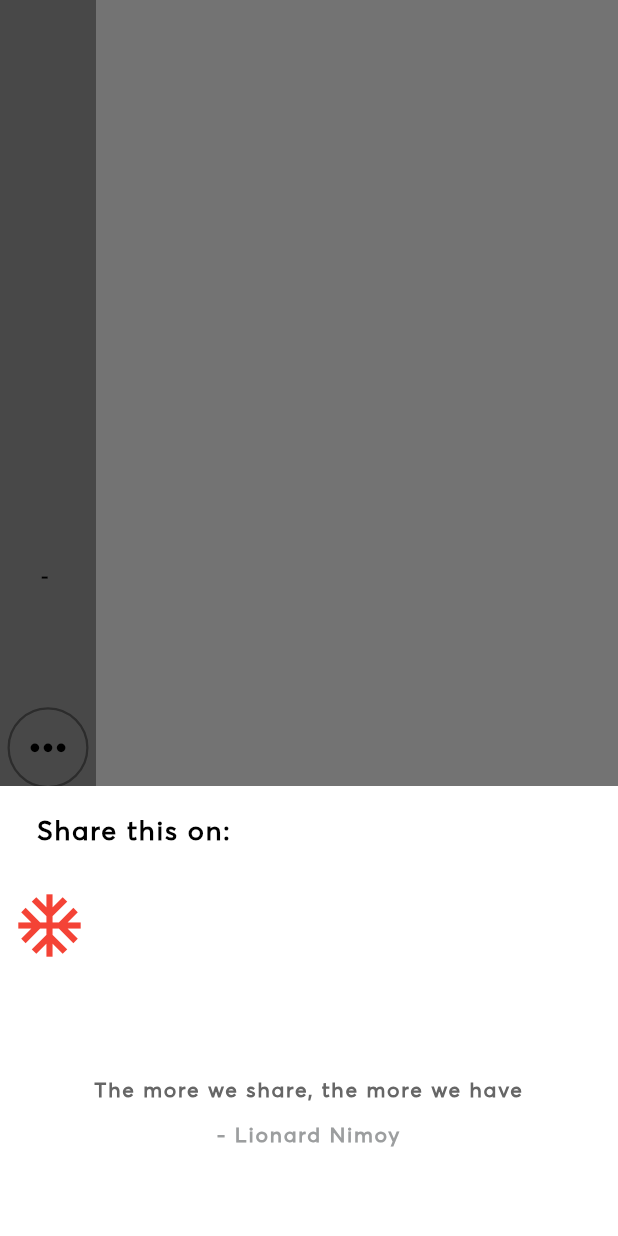
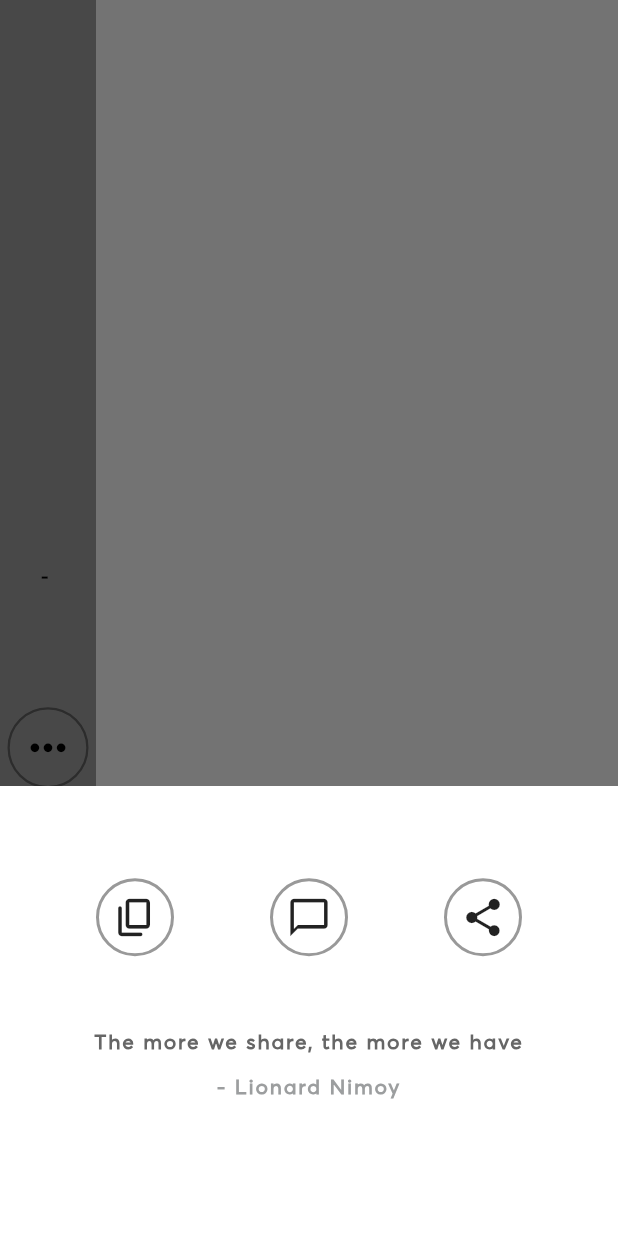
Before and after one commit to ijaspreetsinghh/QuoteGenerator, a Flutter app: the MainContentViewBuilder widget shown alone on an empty page, opened directly with empty values, after a tap on the "keyboard control" icon, on a phone screen of 412 x 824 dp. Run offline on Flutter 3.47's test engine with Material 2 defaults, Android fonts, the phone set to English and light mode, and no system bars; missing offline and left inert: social_share; network calls fail.

Commit message:
successfully added sharing module, now its monetization time #LOL

```diff
--- a/lib/components.dart
+++ b/lib/components.dart
@@ -72,6 +72,7 @@ class MainContentViewBuilder extends StatefulWidget {
 
 class _MainContentViewBuilderState extends State<MainContentViewBuilder> {
   void _modalBottomSheetMenu() {
+    String _sharableContent = '"${widget.content}"\nBy - ${widget.author}';
     showModalBottomSheet(
         context: context,
         builder: (builder) {
@@ -82,32 +83,69 @@ class _MainContentViewBuilderState extends State<MainContentViewBuilder> {
               ),
               child: Column(
                 crossAxisAlignment: CrossAxisAlignment.stretch,
+                mainAxisAlignment: MainAxisAlignment.center,
+                children: [
+                  // Container(
+                  //   padding: EdgeInsets.symmetric(
+                  //       horizontal: kHPadding * 1.5, vertical: kVPadding * 2),
+                  //   child: Text(
+                  //     'Share this on:',
+                  //     style: kAvertaTextStyle.copyWith(color: kPrimaryColor),
+                  //   ),
+                  // ),
+                  SizedBox(
+                    height: kVPadding * 3,
+                  ),
+                  Row(
+                    mainAxisAlignment: MainAxisAlignment.spaceEvenly,
                     children: [
                       Container(
-                    padding: EdgeInsets.symmetric(
-                        horizontal: kHPadding * 1.5, vertical: kVPadding * 2),
-                    child: Text(
-                      'Share this on:',
-                      style: kAvertaTextStyle.copyWith(color: kPrimaryColor),
+                        decoration: BoxDecoration(
+                            borderRadius: BorderRadius.circular(50),
+                            border: Border.all(
+                                color: kPrimaryColor.withOpacity(.4),
+                                width: 2)),
+                        child: IconButton(
+                            icon: Icon(
+                              Icons.copy_rounded,
+                              size: 30,
                             ),
+                            onPressed: () =>
+                                SocialShare.copyToClipboard(_sharableContent)),
                       ),
-                  SingleChildScrollView(
-                    scrollDirection: Axis.horizontal,
-                    child: Row(
-                      children: [
-                        IconButton(
+                      Container(
+                        decoration: BoxDecoration(
+                            borderRadius: BorderRadius.circular(50),
+                            border: Border.all(
+                                color: kPrimaryColor.withOpacity(.4),
+                                width: 2)),
+                        child: IconButton(
                             icon: Icon(
-                            Icons.ac_unit,
-                            size: 50,
-                            color: Colors.red,
+                              Icons.messenger_outline_outlined,
+                              size: 30,
                             ),
-                          onPressed: () => SocialShare.shareWhatsapp(
-                              '"${widget.content}"\nBy - ${widget.author}'),
+                            onPressed: () =>
+                                SocialShare.shareSms(_sharableContent)),
+                      ),
+                      Container(
+                        decoration: BoxDecoration(
+                            borderRadius: BorderRadius.circular(50),
+                            border: Border.all(
+                                color: kPrimaryColor.withOpacity(.4),
+                                width: 2)),
+                        child: IconButton(
+                            icon: Icon(
+                              Icons.share_rounded,
+                              size: 30,
+                            ),
+                            onPressed: () =>
+                                SocialShare.shareOptions(_sharableContent)),
                       )
                     ],
                   ),
+                  SizedBox(
+                    height: kVPadding * 5,
                   ),
-                  Spacer(),
                   Text(
                     'The more we share, the more we have',
                     style: kAvertaTextStyle.copyWith(
--- a/pubspec.yaml
+++ b/pubspec.yaml
@@ -29,7 +29,6 @@ dependencies:
   cupertino_icons: ^1.0.2
   provider: ^5.0.0
   http: any
-  share: ^2.0.1
   social_share: ^2.1.1
 
 dev_dependencies:
```
Also changed, not shown: pubspec.lock. Lines whose indentation alone changed are shown as unchanged.
